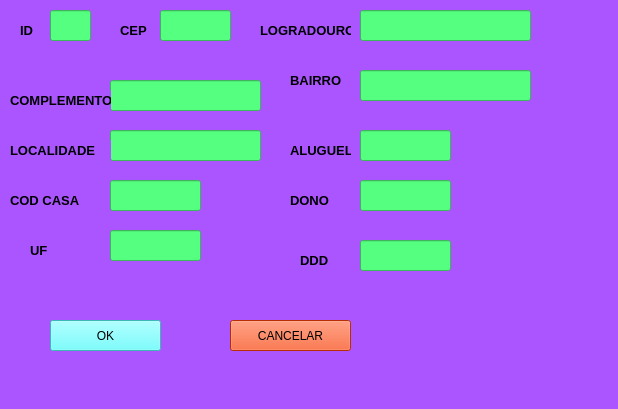
First picture: the form in CEP/edit.ui, repository sarsey-walker/PyQt5, before the edit.
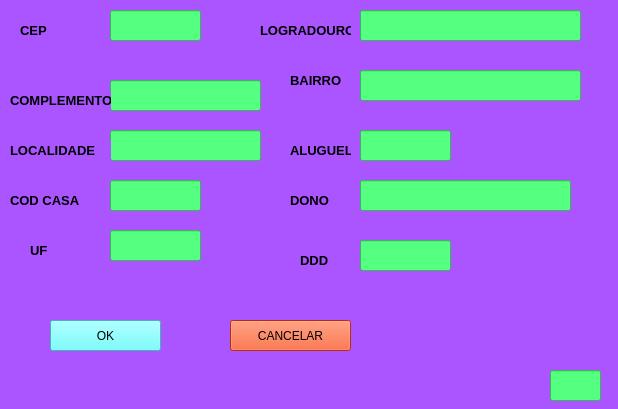
Second picture: the form after the edit.

The edit to the form file:
```diff
--- a/CEP/edit.ui
+++ b/CEP/edit.ui
@@ -49,45 +49,12 @@
     <string>CANCELAR</string>
    </property>
   </widget>
-  <widget class="QLabel" name="label">
-   <property name="geometry">
-    <rect>
-     <x>20</x>
-     <y>20</y>
-     <width>31</width>
-     <height>20</height>
-    </rect>
-   </property>
-   <property name="font">
-    <font>
-     <pointsize>10</pointsize>
-     <weight>75</weight>
-     <bold>true</bold>
-    </font>
-   </property>
-   <property name="text">
-    <string>ID</string>
-   </property>
-  </widget>
-  <widget class="QLineEdit" name="lineEdit">
-   <property name="geometry">
-    <rect>
-     <x>50</x>
-     <y>10</y>
-     <width>41</width>
-     <height>31</height>
-    </rect>
-   </property>
-   <property name="styleSheet">
-    <string notr="true">background-color: rgb(85, 255, 127);</string>
-   </property>
-  </widget>
   <widget class="QLineEdit" name="lineEdit_2">
    <property name="geometry">
     <rect>
-     <x>160</x>
+     <x>110</x>
      <y>10</y>
-     <width>71</width>
+     <width>91</width>
      <height>31</height>
     </rect>
    </property>
@@ -100,7 +67,7 @@
     <rect>
      <x>360</x>
      <y>10</y>
-     <width>171</width>
+     <width>221</width>
      <height>31</height>
     </rect>
    </property>
@@ -126,7 +93,7 @@
     <rect>
      <x>360</x>
      <y>70</y>
-     <width>171</width>
+     <width>221</width>
      <height>31</height>
     </rect>
    </property>
@@ -178,7 +145,7 @@
     <rect>
      <x>360</x>
      <y>180</y>
-     <width>91</width>
+     <width>211</width>
      <height>31</height>
     </rect>
    </property>
@@ -189,7 +156,7 @@
   <widget class="QLabel" name="label_2">
    <property name="geometry">
     <rect>
-     <x>120</x>
+     <x>20</x>
      <y>20</y>
      <width>31</width>
      <height>20</height>
@@ -412,6 +379,31 @@
     <string notr="true">background-color: rgb(85, 255, 127);</string>
    </property>
   </widget>
+  <widget class="QLineEdit" name="lineEdit">
+   <property name="enabled">
+    <bool>false</bool>
+   </property>
+   <property name="geometry">
+    <rect>
+     <x>550</x>
+     <y>370</y>
+     <width>51</width>
+     <height>31</height>
+    </rect>
+   </property>
+   <property name="cursor">
+    <cursorShape>ArrowCursor</cursorShape>
+   </property>
+   <property name="mouseTracking">
+    <bool>false</bool>
+   </property>
+   <property name="styleSheet">
+    <string notr="true">background-color: rgb(85, 255, 127);</string>
+   </property>
+   <property name="readOnly">
+    <bool>true</bool>
+   </property>
+  </widget>
  </widget>
  <resources/>
  <connections/>
```
